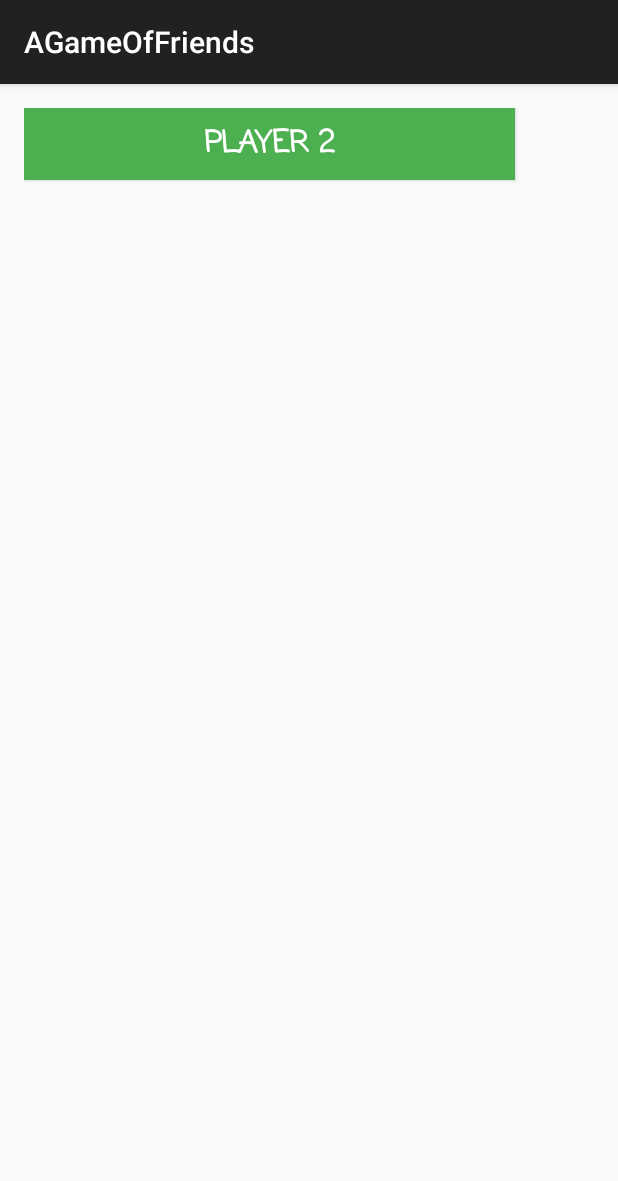
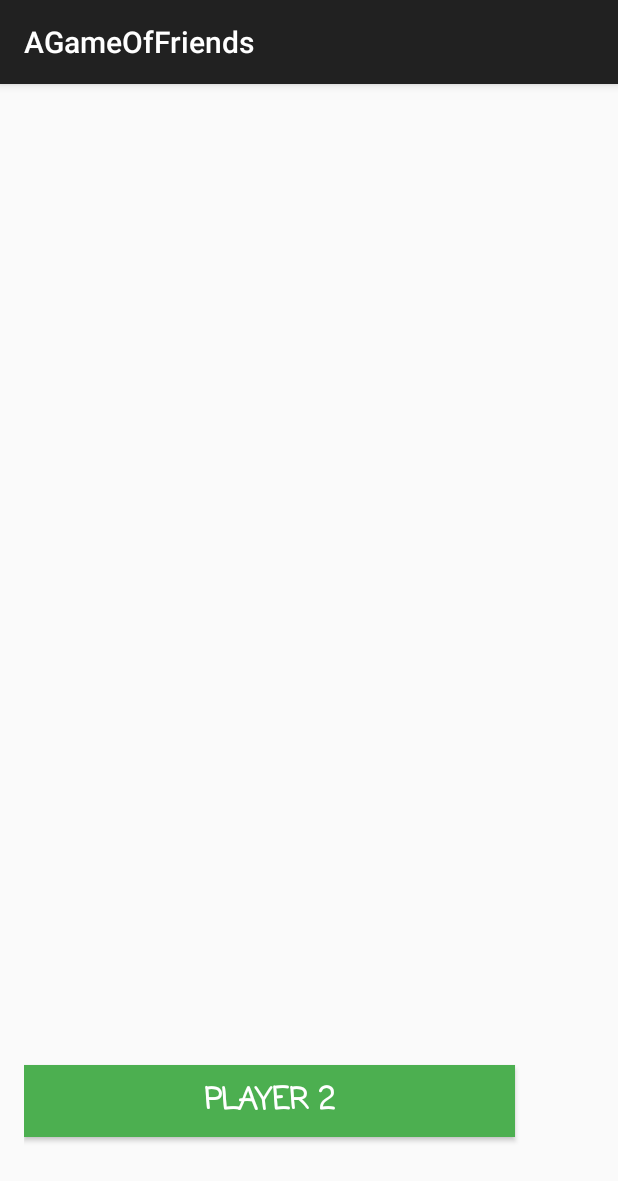
Before and after one commit to jsannyjr/A-Game-Of-Friends, an Android app: the ScoreActivity screen opened directly, with no data from a screen before it, on a phone screen of 412 x 824 dp. Shown: the top 1181 px of the screen. Run offline under Robolectric (Android 15) with nearby library versions, the phone set to English and light mode, and no system bars; 2 statements that could not run were skipped.

Commit message:
Working on transitioning between screens.
Almost finished. Working on passing data between activites.

```diff
--- a/AGameOfFriends/app/src/main/java/com/agameoffriends/agameoffriends/QuizActivity.java
+++ b/AGameOfFriends/app/src/main/java/com/agameoffriends/agameoffriends/QuizActivity.java
@@ -159,8 +159,9 @@ public class QuizActivity extends AppCompatActivity {
             mQuestionNumberNew++;
         }
         else if(mQuestionNumber > 10) {
-            mQuestionView.setText(mScore);
-            //System.out.println(mScore);
+            Intent scoring = new Intent(QuizActivity.this, ScoreActivity.class);
+            scoring.putExtra("Score Value", mScore);
+            startActivity(scoring);
         }
         else{
             //throw new Error("Help me");
--- a/AGameOfFriends/app/src/main/java/com/agameoffriends/agameoffriends/ScoreActivity.java
+++ b/AGameOfFriends/app/src/main/java/com/agameoffriends/agameoffriends/ScoreActivity.java
@@ -13,15 +13,22 @@ import android.widget.TextView;
 
 public class ScoreActivity extends AppCompatActivity{
     Button mFinishButton;
+    TextView scoreView;
+
     @Override
     protected void onCreate(Bundle savedInstanceState) {
         super.onCreate(savedInstanceState);
         setContentView(R.layout.activity_sub);
 
+        int scoreValue = getIntent().getIntExtra("Score Value", 0);
+        scoreView =(TextView)findViewById(R.id.score);
+        scoreView.setText(scoreValue);
+
         mFinishButton = (Button)findViewById(R.id.finishButton);
         mFinishButton.setOnClickListener(new View.OnClickListener() {
             @Override
             public void onClick(View view) {
+                finish();
                 startActivity(new Intent(ScoreActivity.this, MainActivity.class));
             }
         });
--- a/AGameOfFriends/app/src/main/res/layout/activity_sub.xml
+++ b/AGameOfFriends/app/src/main/res/layout/activity_sub.xml
@@ -1,4 +1,4 @@
-<LinearLayout xmlns:android="http://schemas.android.com/apk/res/android"
+<RelativeLayout xmlns:android="http://schemas.android.com/apk/res/android"
     xmlns:tools="http://schemas.android.com/tools" android:layout_width="match_parent"
     android:layout_height="match_parent" android:paddingLeft="@dimen/activity_horizontal_margin"
     android:paddingRight="@dimen/activity_horizontal_margin"
@@ -20,4 +20,4 @@
         android:layout_alignParentBottom="true"
         android:layout_marginBottom="50dp" />
 
-</LinearLayout>
+</RelativeLayout>
```
Also changed, not shown: AGameOfFriends/app/src/main/res/layout/activity_score.xml (line endings or trailing spaces).
